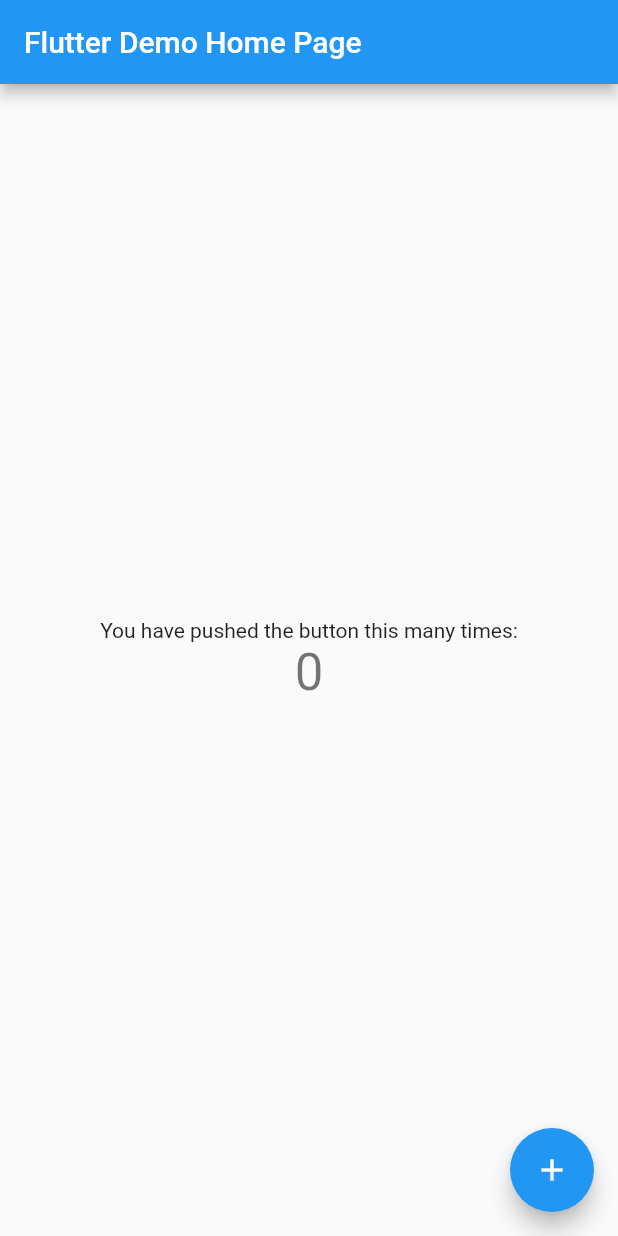
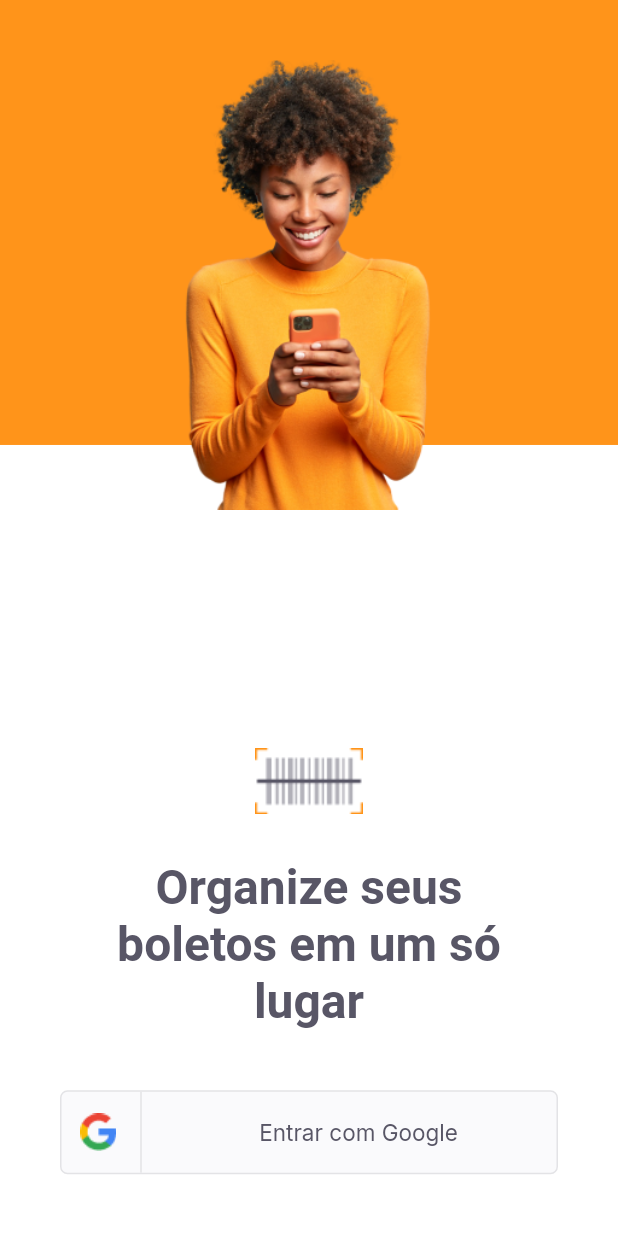
Before and after one commit to flpWerneck/payflow, a Flutter app: the screen it shows after launch, on a phone screen of 412 x 824 dp. Run offline on Flutter 3.47's test engine with Material 2 defaults, Android fonts, the phone set to English and light mode, and no system bars; our stand-ins replace google_fonts.

Commit message:
Criação da splash page e login page

```diff
--- a/lib/main.dart
+++ b/lib/main.dart
@@ -1,113 +1,22 @@
 import 'package:flutter/material.dart';
+import 'package:payflow/modules/home/home_page.dart';
+import 'package:payflow/modules/login/login_page.dart';
+import 'package:payflow/modules/splash/splash_page.dart';
+import 'package:payflow/shared/themes/app_colors.dart';
 
 void main() {
-  runApp(MyApp());
+  runApp(AppWidget());
 }
 
-class MyApp extends StatelessWidget {
-  // This widget is the root of your application.
+class AppWidget extends StatelessWidget {
   @override
   Widget build(BuildContext context) {
     return MaterialApp(
-      title: 'Flutter Demo',
+      title: 'Pay Flow',
       theme: ThemeData(
-        // This is the theme of your application.
-        //
-        // Try running your application with "flutter run". You'll see the
-        // application has a blue toolbar. Then, without quitting the app, try
-        // changing the primarySwatch below to Colors.green and then invoke
-        // "hot reload" (press "r" in the console where you ran "flutter run",
-        // or simply save your changes to "hot reload" in a Flutter IDE).
-        // Notice that the counter didn't reset back to zero; the application
-        // is not restarted.
-        primarySwatch: Colors.blue,
+        primaryColor: AppColors.primary,
       ),
-      home: MyHomePage(title: 'Flutter Demo Home Page'),
+      home: LoginPage(),
     );
   }
 }
-
-class MyHomePage extends StatefulWidget {
-  MyHomePage({Key key, this.title}) : super(key: key);
-
-  // This widget is the home page of your application. It is stateful, meaning
-  // that it has a State object (defined below) that contains fields that affect
-  // how it looks.
-
-  // This class is the configuration for the state. It holds the values (in this
-  // case the title) provided by the parent (in this case the App widget) and
-  // used by the build method of the State. Fields in a Widget subclass are
-  // always marked "final".
-
-  final String title;
-
-  @override
-  _MyHomePageState createState() => _MyHomePageState();
-}
-
-class _MyHomePageState extends State<MyHomePage> {
-  int _counter = 0;
-
-  void _incrementCounter() {
-    setState(() {
-      // This call to setState tells the Flutter framework that something has
-      // changed in this State, which causes it to rerun the build method below
-      // so that the display can reflect the updated values. If we changed
-      // _counter without calling setState(), then the build method would not be
-      // called again, and so nothing would appear to happen.
-      _counter++;
-    });
-  }
-
-  @override
-  Widget build(BuildContext context) {
-    // This method is rerun every time setState is called, for instance as done
-    // by the _incrementCounter method above.
-    //
-    // The Flutter framework has been optimized to make rerunning build methods
-    // fast, so that you can just rebuild anything that needs updating rather
-    // than having to individually change instances of widgets.
-    return Scaffold(
-      appBar: AppBar(
-        // Here we take the value from the MyHomePage object that was created by
-        // the App.build method, and use it to set our appbar title.
-        title: Text(widget.title),
-      ),
-      body: Center(
-        // Center is a layout widget. It takes a single child and positions it
-        // in the middle of the parent.
-        child: Column(
-          // Column is also a layout widget. It takes a list of children and
-          // arranges them vertically. By default, it sizes itself to fit its
-          // children horizontally, and tries to be as tall as its parent.
-          //
-          // Invoke "debug painting" (press "p" in the console, choose the
-          // "Toggle Debug Paint" action from the Flutter Inspector in Android
-          // Studio, or the "Toggle Debug Paint" command in Visual Studio Code)
-          // to see the wireframe for each widget.
-          //
-          // Column has various properties to control how it sizes itself and
-          // how it positions its children. Here we use mainAxisAlignment to
-          // center the children vertically; the main axis here is the vertical
-          // axis because Columns are vertical (the cross axis would be
-          // horizontal).
-          mainAxisAlignment: MainAxisAlignment.center,
-          children: <Widget>[
-            Text(
-              'You have pushed the button this many times:',
-            ),
-            Text(
-              '$_counter',
-              style: Theme.of(context).textTheme.headline4,
-            ),
-          ],
-        ),
-      ),
-      floatingActionButton: FloatingActionButton(
-        onPressed: _incrementCounter,
-        tooltip: 'Increment',
-        child: Icon(Icons.add),
-      ), // This trailing comma makes auto-formatting nicer for build methods.
-    );
-  }
-}
--- /dev/null
+++ b/lib/modules/home/home_page.dart
@@ -0,0 +1,14 @@
+import 'package:flutter/material.dart';
+
+class HomePage extends StatelessWidget {
+  const HomePage({Key? key}) : super(key: key);
+
+  @override
+  Widget build(BuildContext context) {
+    return Scaffold(
+      appBar: AppBar(
+        title: Text("Home Page"),
+      ),
+    );
+  }
+}
--- /dev/null
+++ b/lib/modules/login/login_page.dart
@@ -0,0 +1,75 @@
+import 'package:flutter/material.dart';
+import 'package:payflow/shared/themes/app_colors.dart';
+import 'package:payflow/shared/themes/app_images.dart';
+import 'package:payflow/shared/themes/app_text_styles.dart';
+import 'package:payflow/shared/widgets/social_login/social_login_button.dart';
+
+class LoginPage extends StatefulWidget {
+  LoginPage({Key? key}) : super(key: key);
+
+  @override
+  _LoginPageState createState() => _LoginPageState();
+}
+
+class _LoginPageState extends State<LoginPage> {
+  @override
+  Widget build(BuildContext context) {
+    final size = MediaQuery.of(context).size;
+    return Scaffold(
+      backgroundColor: AppColors.background,
+      body: Container(
+        width: size.width,
+        height: size.height,
+        child: Stack(
+          children: [
+            Container(
+              width: size.width,
+              height: size.height * 0.36,
+              color: AppColors.primary,
+            ),
+            Positioned(
+              left: 0,
+              right: 0,
+              top: 40,
+              child: Image.asset(
+                AppImages.person,
+                width: 208,
+                height: 300,
+              ),
+            ),
+            Positioned(
+              bottom: size.height * 0.05,
+              left: 0,
+              right: 0,
+              child: Column(
+                mainAxisAlignment: MainAxisAlignment.center,
+                crossAxisAlignment: CrossAxisAlignment.center,
+                children: [
+                  Image.asset(AppImages.logomini),
+                  Padding(
+                    padding:
+                        const EdgeInsets.only(top: 30, left: 70, right: 70),
+                    child: Text(
+                      "Organize seus boletos em um só lugar",
+                      style: TextStyles.titleHome,
+                      textAlign: TextAlign.center,
+                    ),
+                  ),
+                  Padding(
+                    padding:
+                        const EdgeInsets.only(left: 40, right: 40, top: 40),
+                    child: SocialLoginButton(
+                      onTap: () {
+                        print("clicou");
+                      },
+                    ),
+                  ),
+                ],
+              ),
+            )
+          ],
+        ),
+      ),
+    );
+  }
+}
--- /dev/null
+++ b/lib/modules/splash/splash_page.dart
@@ -0,0 +1,20 @@
+import 'package:flutter/material.dart';
+import 'package:payflow/shared/themes/app_colors.dart';
+import 'package:payflow/shared/themes/app_images.dart';
+
+class SplashPage extends StatelessWidget {
+  const SplashPage({Key? key}) : super(key: key);
+
+  @override
+  Widget build(BuildContext context) {
+    return Scaffold(
+      backgroundColor: AppColors.background,
+      body: Stack(
+        children: [
+          Center(child: Image.asset(AppImages.union)),
+          Center(child: Image.asset(AppImages.logoFull))
+        ],
+      ),
+    );
+  }
+}
--- /dev/null
+++ b/lib/shared/themes/app_colors.dart
@@ -0,0 +1,12 @@
+import 'package:flutter/material.dart';
+
+class AppColors {
+  static final primary = Color(0xFFFF941A);
+  static final grey = Color(0xFF585666);
+  static final delete = Color(0xFFE83F5B);
+  static final heading = Color(0xFF585666);
+  static final body = Color(0xFF706E7A);
+  static final stroke = Color(0xFFE3E3E6);
+  static final shape = Color(0xFFFAFAFC);
+  static final background = Color(0xFFFFFFFF);
+}
--- /dev/null
+++ b/lib/shared/themes/app_images.dart
@@ -0,0 +1,7 @@
+class AppImages {
+  static const logoFull = "assets/images/logofull.png";
+  static const logomini = "assets/images/logomini.png";
+  static const union = "assets/images/union.png";
+  static const person = "assets/images/person.png";
+  static const google = "assets/images/google.png";
+}
--- /dev/null
+++ b/lib/shared/themes/app_text_styles.dart
@@ -0,0 +1,111 @@
+import  'package:flutter/material.dart';
+import  'package:google_fonts/google_fonts.dart';
+import  'package:payflow/shared/themes/app_colors.dart';
+
+class  TextStyles {
+static  final titleHome = GoogleFonts.lexendDeca(
+fontSize: 32,
+fontWeight: FontWeight.w600,
+color: AppColors.heading,
+);
+static  final titleRegular = GoogleFonts.lexendDeca(
+fontSize: 20,
+fontWeight: FontWeight.w400,
+color: AppColors.heading,
+);
+static  final titleBoldHeading = GoogleFonts.lexendDeca(
+fontSize: 20,
+fontWeight: FontWeight.w600,
+color: AppColors.heading,
+);
+static  final titleBoldBackground = GoogleFonts.lexendDeca(
+fontSize: 20,
+fontWeight: FontWeight.w600,
+color: AppColors.background,
+);
+static  final titleListTile = GoogleFonts.lexendDeca(
+fontSize: 17,
+fontWeight: FontWeight.w600,
+color: AppColors.heading,
+);
+static  final trailingRegular = GoogleFonts.lexendDeca(
+fontSize: 16,
+fontWeight: FontWeight.w400,
+color: AppColors.heading,
+);
+static  final trailingBold = GoogleFonts.lexendDeca(
+fontSize: 16,
+fontWeight: FontWeight.w600,
+color: AppColors.heading,
+);
+static  final buttonPrimary = GoogleFonts.inter(
+fontSize: 15,
+fontWeight: FontWeight.w400,
+color: AppColors.primary,
+);
+static  final buttonHeading = GoogleFonts.inter(
+fontSize: 15,
+fontWeight: FontWeight.w400,
+color: AppColors.heading,
+);
+static  final buttonGray = GoogleFonts.inter(
+fontSize: 15,
+fontWeight: FontWeight.w400,
+color: AppColors.grey,
+);
+static  final buttonBackground = GoogleFonts.inter(
+fontSize: 15,
+fontWeight: FontWeight.w400,
+color: AppColors.background,
+);
+static  final buttonBoldPrimary = GoogleFonts.inter(
+fontSize: 15,
+fontWeight: FontWeight.w700,
+color: AppColors.primary,
+);
+static  final buttonBoldHeading = GoogleFonts.inter(
+fontSize: 15,
+fontWeight: FontWeight.w700,
+color: AppColors.heading,
+);
+static  final buttonBoldGray = GoogleFonts.inter(
+fontSize: 15,
+fontWeight: FontWeight.w700,
+color: AppColors.grey,
+);
+static  final buttonBoldBackground = GoogleFonts.inter(
+fontSize: 15,
+fontWeight: FontWeight.w700,
+color: AppColors.background,
+);
+static  final captionBackground = GoogleFonts.lexendDeca(
+fontSize: 13,
+fontWeight: FontWeight.w400,
+color: AppColors.background,
+);
+static  final captionShape = GoogleFonts.lexendDeca(
+fontSize: 13,
+fontWeight: FontWeight.w400,
+color: AppColors.shape,
+);
+static  final captionBody = GoogleFonts.lexendDeca(
+fontSize: 13,
+fontWeight: FontWeight.w400,
+color: AppColors.body,
+);
+static  final captionBoldBackground = GoogleFonts.lexendDeca(
+fontSize: 13,
+fontWeight: FontWeight.w600,
+color: AppColors.background,
+);
+static  final captionBoldShape = GoogleFonts.lexendDeca(
+fontSize: 13,
+fontWeight: FontWeight.w600,
+color: AppColors.shape,
+);
+static  final captionBoldBody = GoogleFonts.lexendDeca(
+fontSize: 13,
+fontWeight: FontWeight.w600,
+color: AppColors.body,
+);
+}
--- /dev/null
+++ b/lib/shared/widgets/social_login/social_login_button.dart
@@ -0,0 +1,53 @@
+import 'package:flutter/material.dart';
+import 'package:payflow/shared/themes/app_colors.dart';
+import 'package:payflow/shared/themes/app_images.dart';
+import 'package:payflow/shared/themes/app_text_styles.dart';
+
+class SocialLoginButton extends StatelessWidget {
+  final VoidCallback onTap;
+  const SocialLoginButton({Key? key, required this.onTap}) : super(key: key);
+
+  @override
+  Widget build(BuildContext context) {
+    return InkWell(
+      onTap: onTap,
+      child: Container(
+        height: 56,
+        decoration: BoxDecoration(
+          color: AppColors.shape,
+          borderRadius: BorderRadius.circular(5),
+          border: Border.fromBorderSide(
+            BorderSide(color: AppColors.stroke),
+          ),
+        ),
+        child: Row(children: [
+          Expanded(
+            flex: 1,
+            child: Row(
+              mainAxisAlignment: MainAxisAlignment.center,
+              children: [
+                Image.asset(AppImages.google),
+                SizedBox(
+                  width: 16,
+                ),
+                Container(height: 56, width: 1, color: AppColors.stroke),
+              ],
+            ),
+          ),
+          Expanded(
+            flex: 4,
+            child: Row(
+              mainAxisAlignment: MainAxisAlignment.center,
+              children: [
+                Text(
+                  "Entrar com Google",
+                  style: TextStyles.buttonGray,
+                ),
+              ],
+            ),
+          ),
+        ]),
+      ),
+    );
+  }
+}
```
Also changed, not shown: pubspec.yaml (+5 -21 lines), assets/images/google.png (added), assets/images/logofull.png (added), assets/images/logomini.png (added), assets/images/person.png (added), assets/images/union.png (added), pubspec.lock, 4 other files.
